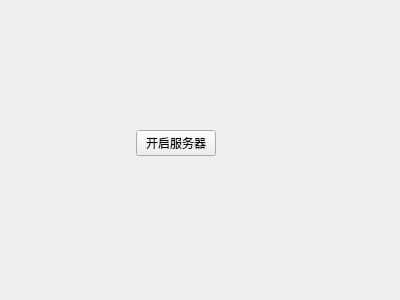
Above: TSserver/tsserver.ui from 1042588218/QTtest before the change. Below: the same form after it.
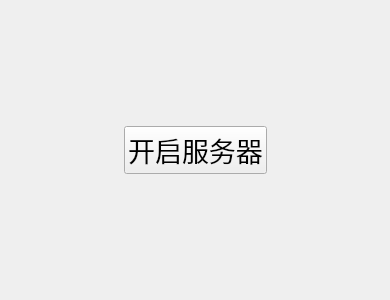
That is the form after the change.

```diff
--- a/TSserver/tsserver.ui
+++ b/TSserver/tsserver.ui
@@ -2,44 +2,35 @@
 <ui version="4.0">
  <class>TSserver</class>
  <widget class="QWidget" name="TSserver">
+  <property name="enabled">
+   <bool>true</bool>
+  </property>
   <property name="geometry">
    <rect>
     <x>0</x>
     <y>0</y>
+    <width>390</width>
+    <height>300</height>
+   </rect>
+  </property>
+  <property name="minimumSize">
+   <size>
+    <width>200</width>
+    <height>150</height>
+   </size>
+  </property>
+  <property name="maximumSize">
+   <size>
     <width>400</width>
     <height>300</height>
-   </rect>
+   </size>
   </property>
   <property name="windowTitle">
    <string>TSserver</string>
   </property>
-  <widget class="QWidget" name="">
-   <property name="geometry">
-    <rect>
-     <x>80</x>
-     <y>80</y>
-     <width>191</width>
-     <height>126</height>
-    </rect>
-   </property>
-   <layout class="QGridLayout" name="gridLayout">
-    <item row="0" column="0">
-     <spacer name="verticalSpacer">
-      <property name="orientation">
-       <enum>Qt::Vertical</enum>
-      </property>
-      <property name="sizeHint" stdset="0">
-       <size>
-        <width>20</width>
-        <height>40</height>
-       </size>
-      </property>
-     </spacer>
-    </item>
-    <item row="1" column="0">
      <layout class="QHBoxLayout" name="horizontalLayout">
       <item>
-       <spacer name="horizontalSpacer_2">
+    <spacer name="horizontalSpacer">
         <property name="orientation">
          <enum>Qt::Horizontal</enum>
         </property>
@@ -53,13 +44,30 @@
       </item>
       <item>
        <widget class="QPushButton" name="startBtn">
+     <property name="enabled">
+      <bool>true</bool>
+     </property>
+     <property name="font">
+      <font>
+       <family>Algerian</family>
+       <pointsize>20</pointsize>
+       <weight>50</weight>
+       <bold>false</bold>
+      </font>
+     </property>
+     <property name="layoutDirection">
+      <enum>Qt::LeftToRight</enum>
+     </property>
+     <property name="autoFillBackground">
+      <bool>false</bool>
+     </property>
         <property name="text">
          <string>开启服务器</string>
         </property>
        </widget>
       </item>
       <item>
-       <spacer name="horizontalSpacer">
+    <spacer name="horizontalSpacer_2">
         <property name="orientation">
          <enum>Qt::Horizontal</enum>
         </property>
@@ -72,22 +80,6 @@
        </spacer>
       </item>
      </layout>
-    </item>
-    <item row="2" column="0">
-     <spacer name="verticalSpacer_2">
-      <property name="orientation">
-       <enum>Qt::Vertical</enum>
-      </property>
-      <property name="sizeHint" stdset="0">
-       <size>
-        <width>20</width>
-        <height>40</height>
-       </size>
-      </property>
-     </spacer>
-    </item>
-   </layout>
-  </widget>
  </widget>
  <layoutdefault spacing="6" margin="11"/>
  <resources/>
```
Lines whose indentation alone changed are shown as unchanged.
